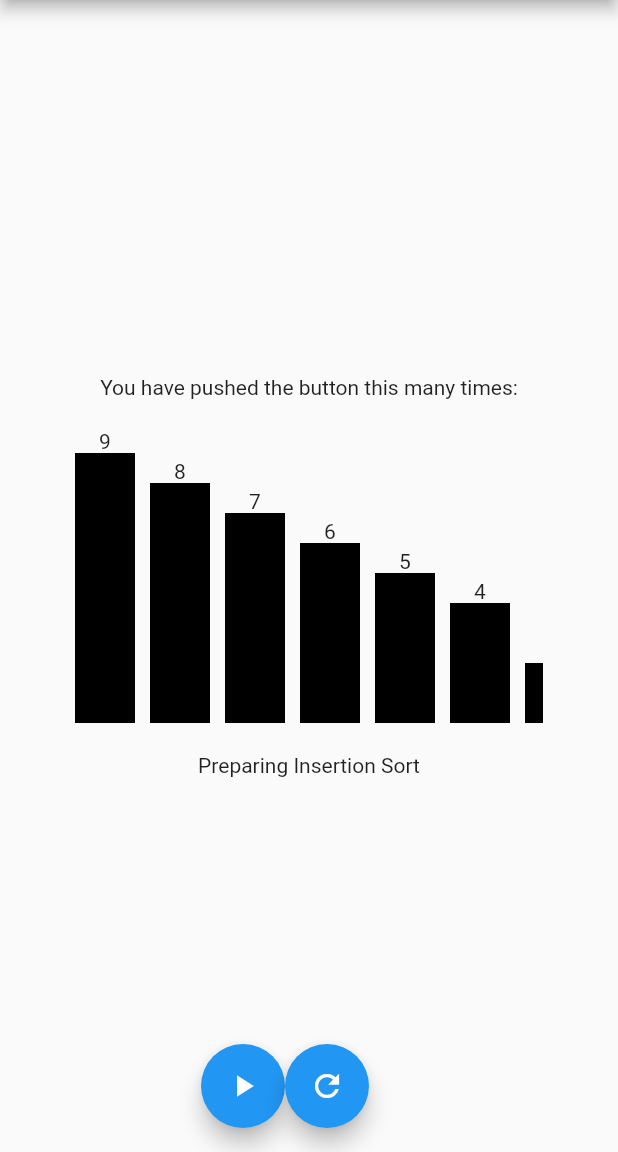
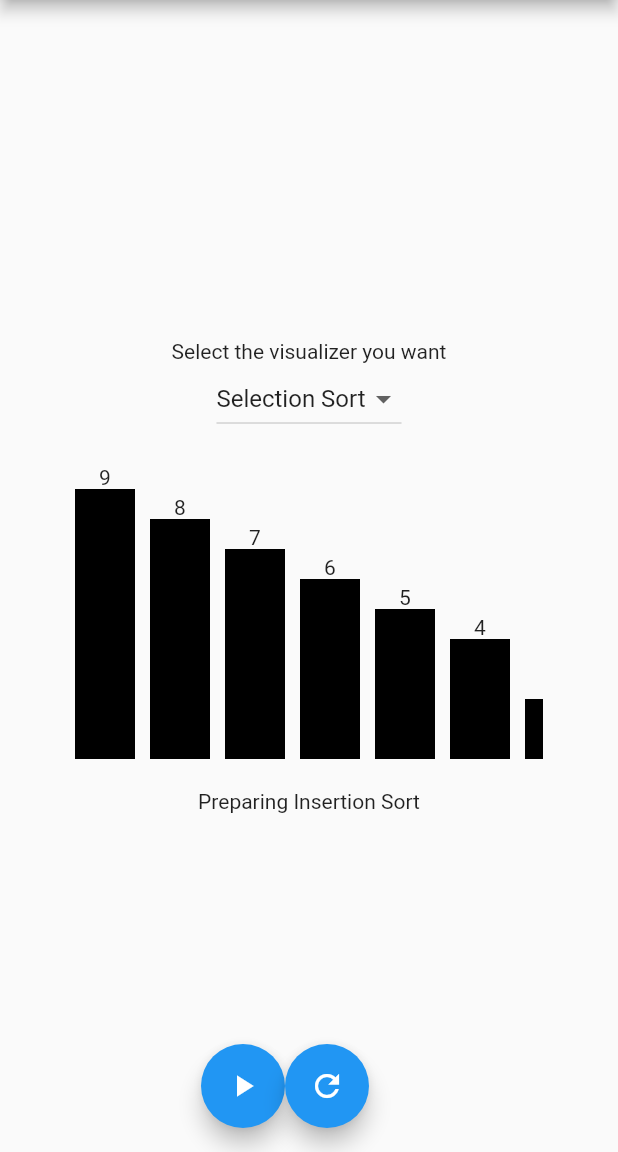
Before and after one commit to LMuchapirei/sorting_visualizer, a Flutter app: the screen it shows after launch, on a phone screen of 412 x 824 dp, the part 84-1236 px from its top. Run offline on Flutter 3.47's test engine with Material 2 defaults, Android fonts, the phone set to English and light mode, and no system bars.

Commit message:
fixed insertion sort now onto the next sorting stuff

```diff
--- a/lib/main.dart
+++ b/lib/main.dart
@@ -1,4 +1,4 @@
-// ignore_for_file: prefer_const_literals_to_create_immutables, prefer_const_constructors, non_constant_identifier_names
+// ignore_for_file: prefer_const_literals_to_create_immutables, prefer_const_constructors, non_constant_identifier_names, curly_braces_in_flow_control_structures
 
 import 'dart:math';
 import 'dart:async';
@@ -34,16 +34,8 @@ class MyHomePage extends StatefulWidget {
 }
 
 class _MyHomePageState extends State<MyHomePage> {
-  List<int> corresponding = [
-    9,
-    8,
-    7,
-    6,
-    5,
-    4,
-    2,
-    9
-  ]; //List.generate(5, (index) => Random().nextInt(9));
+  List<int> corresponding = [9, 8, 7, 6, 5, 4, 2, 9];
+  String selectedSort = "Selection Sort";
   String message = "Preparing Insertion Sort";
   int swapIndex1 = -1;
   int minIndex = -1;
@@ -76,6 +68,24 @@ class _MyHomePageState extends State<MyHomePage> {
     }
   }
 
+  void insertionSort() async {
+    int n = corresponding.length;
+    for (var i = 0; i < n; i++) {
+      for (var j = i; j > 0; j--) {
+        if (corresponding[j] < corresponding[j - 1]) {
+          setState(() {
+            message =
+                "Swapping ${corresponding[j]}  @index $j and Swapping ${corresponding[j - 1]}  @index ${j - 1} ";
+            var tmp = corresponding[j - 1];
+            corresponding[j - 1] = corresponding[j];
+            corresponding[j] = tmp;
+          });
+        }
+        await Future.delayed(Duration(seconds: 1), () {});
+      }
+    }
+  }
+
   @override
   Widget build(BuildContext context) {
     return Scaffold(
@@ -87,7 +97,8 @@ class _MyHomePageState extends State<MyHomePage> {
         children: [
           FloatingActionButton(
             onPressed: () {
-              selectionSort();
+              if (selectedSort == "Selection Sort") selectionSort();
+              if (selectedSort == "Insertion Sort") insertionSort();
             },
             child: Icon(Icons.play_arrow),
           ),
@@ -106,8 +117,25 @@ class _MyHomePageState extends State<MyHomePage> {
           mainAxisAlignment: MainAxisAlignment.center,
           children: <Widget>[
             const Text(
-              'You have pushed the button this many times:',
+              'Select the visualizer you want',
             ),
+            DropdownButton(
+                items: [
+                  DropdownMenuItem(
+                    value: "Selection Sort",
+                    child: Text("Selection Sort"),
+                  ),
+                  DropdownMenuItem(
+                    value: "Insertion Sort",
+                    child: Text("Insertion Sort"),
+                  )
+                ],
+                value: selectedSort,
+                onChanged: (val) {
+                  setState(() {
+                    selectedSort = val!;
+                  });
+                }),
             SizedBox(
               height: 20,
             ),
@@ -124,14 +152,27 @@ class _MyHomePageState extends State<MyHomePage> {
                           Column(
                             children: [
                               Text(corresponding[i].toString()),
+                              if (selectedSort == "Selection Sort")
+                                Column(
+                                  children: [
                                     Container(
                                       height: 200 * ((corresponding[i]) / 10),
                                       width: 40,
                                       color: Colors.black,
                                     ),
                                     Visibility(
-                                  visible: swapIndex1 == i || minIndex == i,
-                                  child: Icon(Icons.arrow_circle_up_outlined))
+                                        visible:
+                                            swapIndex1 == i || minIndex == i,
+                                        child: Icon(
+                                            Icons.arrow_circle_up_outlined))
+                                  ],
+                                ),
+                              if (selectedSort == "Insertion Sort")
+                                Container(
+                                  height: 200 * (corresponding[i] / 10),
+                                  width: 40,
+                                  color: Colors.blue,
+                                )
                             ],
                           ),
                           SizedBox(
```
Lines whose indentation alone changed are shown as unchanged.
